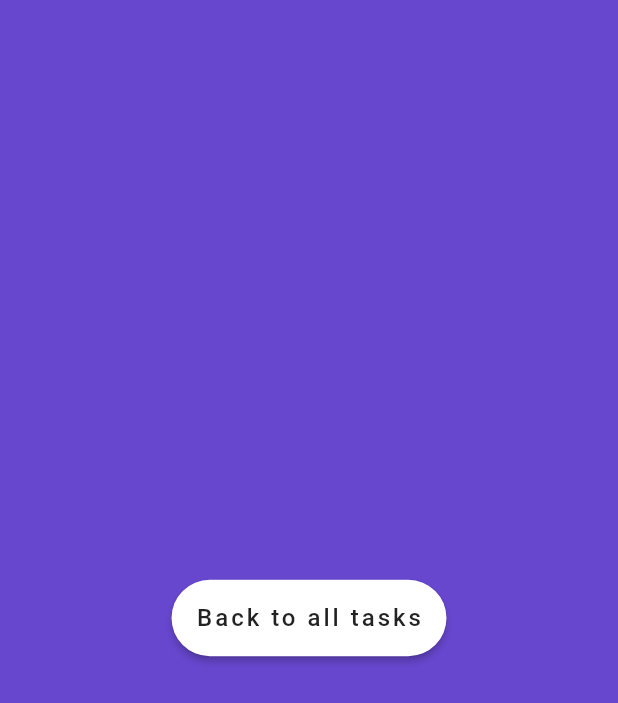
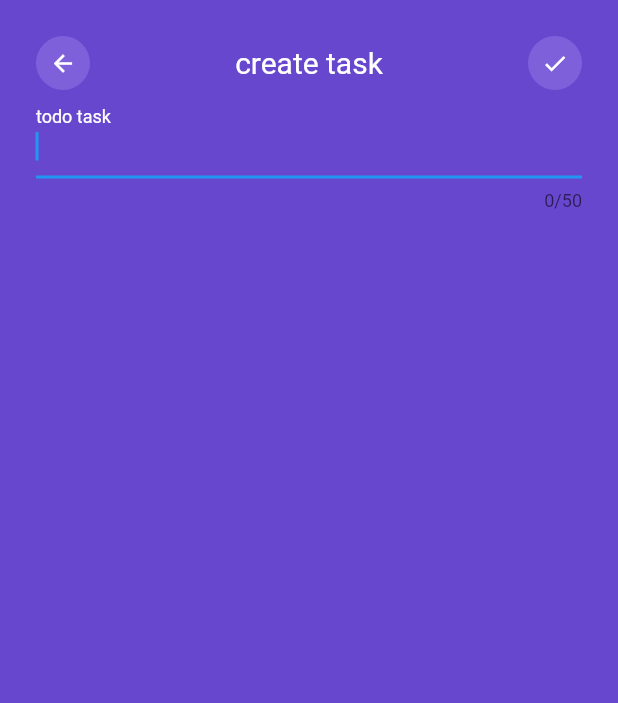
Before and after one commit to mmalak7/todo_flutter, a Flutter app: the CreateTaskPage screen opened directly, on a phone screen of 412 x 824 dp. Shown: the top 703 px of the screen. Run offline on Flutter 3.47's test engine with Material 2 defaults, Android fonts, the phone set to English and light mode, and no system bars.

Commit message:
style create task

```diff
--- a/lib/main.dart
+++ b/lib/main.dart
@@ -188,33 +188,93 @@ class _CreateTaskPageState extends State<CreateTaskPage> {
   @override
   Widget build(BuildContext context) {
     return Scaffold(
+      resizeToAvoidBottomInset: false, //new line
       backgroundColor: Color(0XFF6747ce),
-      body: Container(
+      body: SafeArea(
+        child: Container(
           alignment: Alignment.center,
+          child: Padding(
+            padding: EdgeInsets.all(24.0),
             child: Column(
-          mainAxisAlignment: MainAxisAlignment.center,
               children: <Widget>[
-            RaisedButton(
-              shape: RoundedRectangleBorder(
-                borderRadius: BorderRadius.circular(26.0),
+                Row(
+                  mainAxisAlignment: MainAxisAlignment.spaceBetween,
+                  children: <Widget>[
+                    Ink(
+                      width: 36.0,
+                      height: 36.0,
+                      decoration: const ShapeDecoration(
+                        color: Color(0XFF7e60db),
+                        shape: CircleBorder(),
                       ),
-              padding: EdgeInsets.all(16.0),
+                      child: IconButton(
+                        iconSize: 18.0,
+                        icon: Icon(Icons.arrow_back),
                         color: Colors.white,
-              child: Text(
-                'Back to all tasks',
-                style: TextStyle(
-                  fontSize: 16,
-                  letterSpacing: 2,
+                        onPressed: () {
+                          Navigator.push(
+                              context,
+                              MaterialPageRoute(
+                                  builder: (context) => MainPage()));
+                        },
                       ),
                     ),
+                    Text(
+                      'create task',
+                      style: TextStyle(
+                        color: Colors.white,
+                        fontSize: 20.0,
+                      ),
+                    ),
+                    Ink(
+                      width: 36.0,
+                      height: 36.0,
+                      decoration: const ShapeDecoration(
+                        color: Color(0XFF7e60db),
+                        shape: CircleBorder(),
+                      ),
+                      child: IconButton(
+                        iconSize: 18.0,
+                        icon: Icon(Icons.done),
+                        color: Colors.white,
                         onPressed: () {
-                Navigator.push(context,
-                    MaterialPageRoute(builder: (context) => TaskPage()));
+                          //tutaj zatwierdzenie dodania tasku
                         },
-            )
+                      ),
+                    ),
                   ],
+                ),
+                testForm(),
+              ],
+            ),
+          ),
         ),
       ),
     );
   }
+
+  Widget testForm() {
+    return Column(
+      crossAxisAlignment: CrossAxisAlignment.start,
+      children: <Widget>[
+        TextField(
+          style: TextStyle(color: Colors.white),
+          autofocus: true,
+          maxLength: 50,
+          decoration: InputDecoration(
+            labelText: "todo task",
+            fillColor: Colors.white,
+            labelStyle: new TextStyle(
+              color: Colors.white,
+            ),
+            border: UnderlineInputBorder(
+              borderSide: BorderSide(
+                color: Colors.white,
+              ),
+            ),
+          ),
+        ),
+      ],
+    );
   }
+}
```
Lines whose indentation alone changed are shown as unchanged.
